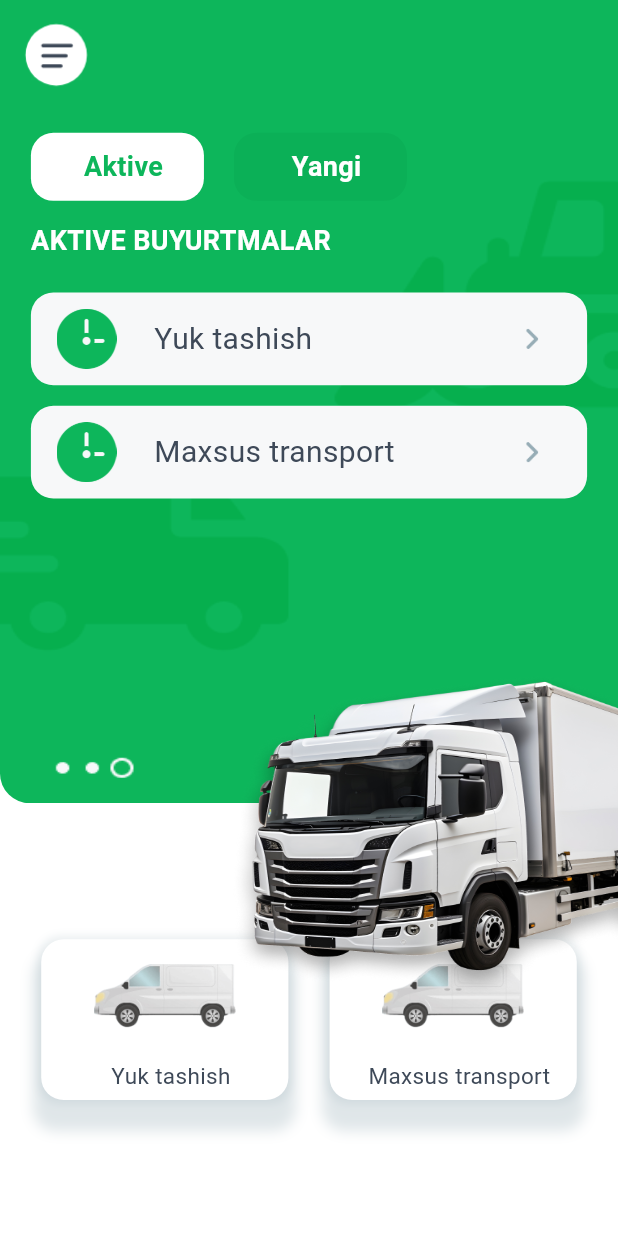
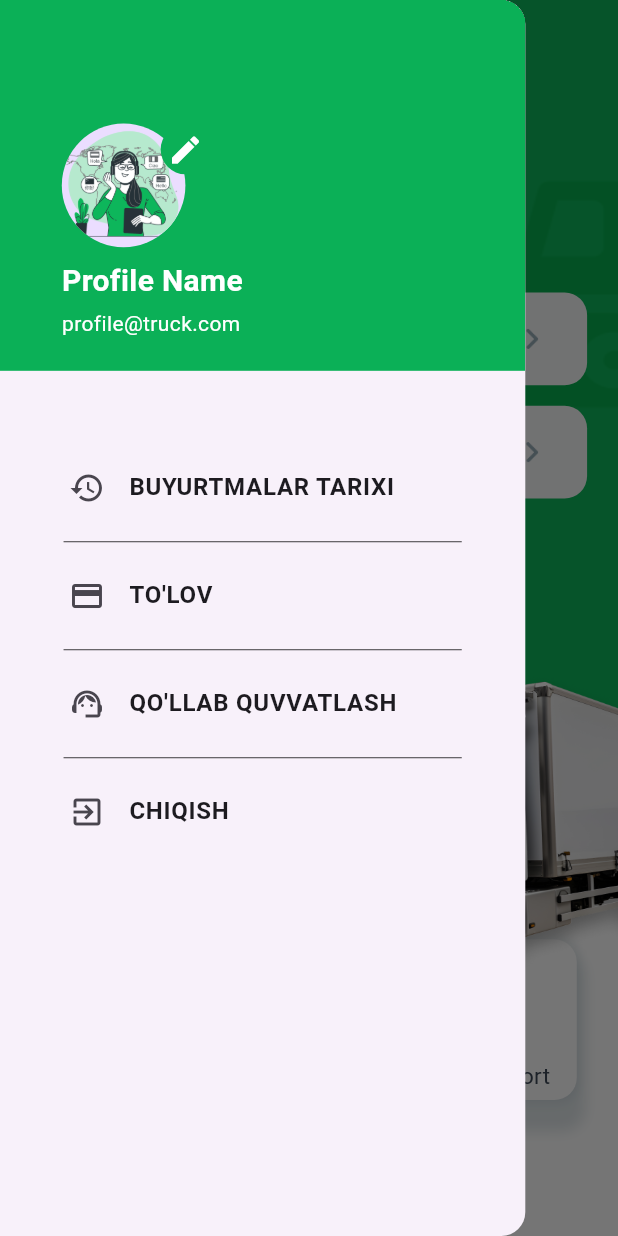
Before and after one commit to safar96/truckme, a Flutter app: the MainP screen opened directly, with the side drawer open (before the commit the screen has no drawer), on a phone screen of 412 x 824 dp. Run offline on Flutter 3.47's test engine with Material 2 defaults, Android fonts, the light colour scheme and no system bars; our stand-ins replace dropdown_button2, easy_localization, flutter_multi_formatter, flutter_svg_provider, jwt_decoder, shared_preferences and 2 more; accounts and stored records are empty.

Commit message:
1-commit

```diff
--- a/lib/main.dart
+++ b/lib/main.dart
@@ -46,7 +46,7 @@ class MyApp extends StatelessWidget {
         colorScheme: ColorScheme.fromSeed(seedColor: Colors.deepPurple),
         useMaterial3: true,
       ),
-      home: const DeliveryRequestP(),
+      home: const MainP(),
       routes: {
         // "/first": (BuildContext context) => const FirstPage(),
         "/login": (BuildContext context) => const LoginP(),
--- /dev/null
+++ b/lib/page/drawer/drawer_p.dart
@@ -0,0 +1,178 @@
+import 'package:flutter/material.dart';
+import 'package:truckme/core/app_data/constants.dart';
+import 'package:truckme/core/component/size_config.dart';
+
+class DrawerP extends StatefulWidget {
+  const DrawerP({super.key});
+
+  @override
+  State<DrawerP> createState() => _DrawerPState();
+}
+
+class _DrawerPState extends State<DrawerP> {
+  int _selectedIndex = 0;
+
+  void _onItemTapped(int index) {
+    setState(() {
+      _selectedIndex = index;
+    });
+  }
+
+  @override
+  Widget build(BuildContext context) {
+    return Drawer(
+      width: getConfigWidth(0.85),
+      child: ListView(
+        padding: EdgeInsets.zero,
+        children: [
+          Container(
+              height: getConfigHeight(0.3),
+              padding: EdgeInsets.fromLTRB(
+                getConfigWidth(0.1),
+                getConfigHeight(0.1),
+                getConfigWidth(0.1),
+                0,
+              ),
+              decoration: BoxDecoration(
+                color: Constants.secondaryColor,
+              ),
+              child: Stack(
+                children: [
+                  Column(
+                    crossAxisAlignment: CrossAxisAlignment.start,
+                    // mainAxisAlignment: MainAxisAlignment.spaceBetween,
+                    children: [
+                      CircleAvatar(
+                        radius: getConfigHeight(0.05),
+                        backgroundImage:
+                            const AssetImage("assets/images/language_logo.png"),
+                      ),
+                      const SizedBox(
+                        height: 8,
+                      ),
+                      const Text(
+                        'Profile Name',
+                        style: TextStyle(
+                          color: Colors.white,
+                          fontWeight: FontWeight.bold,
+                          fontSize: 20,
+                        ),
+                      ),
+                      const SizedBox(
+                        height: 4,
+                      ),
+                      const Text(
+                        'profile@truck.com',
+                        style: TextStyle(
+                          color: Colors.white,
+                          fontSize: 14,
+                        ),
+                      ),
+                    ],
+                  ),
+                  Positioned(
+                    top: getConfigHeight(0.001),
+                    left: getConfigWidth(0.16),
+                    child: InkWell(
+                      onTap: () {
+                        print('tapped edit');
+                      },
+                      child: CircleAvatar(
+                        backgroundColor: Constants.secondaryColor,
+                        radius: getConfigHeight(0.02),
+                        child: const Icon(Icons.edit, color: Colors.white),
+                      ),
+                    ),
+                  ),
+                ],
+              )),
+          Container(
+            padding: const EdgeInsets.symmetric(
+              horizontal: 30,
+              vertical: 50,
+            ),
+            child: Column(
+              crossAxisAlignment: CrossAxisAlignment.start,
+              children: [
+                ListTile(
+                  leading: const Icon(Icons.history),
+                  title: const Text(
+                    'BUYURTMALAR TARIXI',
+                    style: TextStyle(
+                      fontWeight: FontWeight.bold,
+                    ),
+                  ),
+                  // selected: _selectedIndex == 0,
+                  onTap: () {
+                    _onItemTapped(0);
+                    Navigator.pop(context);
+                  },
+                ),
+                Divider(
+                  color: Colors.black,
+                  indent: getConfigWidth(0.03),
+                  endIndent: getConfigWidth(0.03),
+                  thickness: 0.5,
+                ),
+                ListTile(
+                  leading: const Icon(Icons.credit_card_outlined),
+                  title: const Text(
+                    'TO\'LOV',
+                    style: TextStyle(
+                      fontWeight: FontWeight.bold,
+                    ),
+                  ),
+                  selected: _selectedIndex == 1,
+                  onTap: () {
+                    _onItemTapped(1);
+                    Navigator.pop(context);
+                  },
+                ),
+                Divider(
+                  color: Colors.black,
+                  indent: getConfigWidth(0.03),
+                  endIndent: getConfigWidth(0.03),
+                  thickness: 0.5,
+                ),
+                ListTile(
+                  leading: const Icon(Icons.support_agent),
+                  title: const Text(
+                    'QO\'LLAB QUVVATLASH',
+                    style: TextStyle(
+                      fontWeight: FontWeight.bold,
+                    ),
+                  ),
+                  selected: _selectedIndex == 2,
+                  onTap: () {
+                    _onItemTapped(2);
+                    Navigator.pop(context);
+                  },
+                ),
+                Divider(
+                  color: Colors.black,
+                  indent: getConfigWidth(0.03),
+                  endIndent: getConfigWidth(0.03),
+                  thickness: 0.5,
+                ),
+                ListTile(
+                  leading: const Icon(Icons.exit_to_app_outlined),
+                  title: const Text(
+                    'CHIQISH',
+                    style: TextStyle(
+                      fontWeight: FontWeight.bold,
+                    ),
+                  ),
+                  selected: _selectedIndex == 2,
+                  onTap: () {
+                    _onItemTapped(2);
+                    Navigator.pop(context);
+                  },
+                ),
+              ],
+            ),
+          )
+        ],
+      ),
+    );
+  }
+}
--- a/lib/page/main/main_p.dart
+++ b/lib/page/main/main_p.dart
@@ -1,6 +1,6 @@
 import 'package:flutter/material.dart';
 import 'package:truckme/core/app_data/constants.dart';
-import 'package:truckme/widget/component/custom_button.dart';
+import 'package:truckme/page/drawer/drawer_p.dart';
 import 'package:truckme/widget/component/direction_card.dart';
 import 'package:truckme/widget/component/out_button.dart';
 import 'package:truckme/widget/component/svg_button.dart';
@@ -16,12 +16,14 @@ class MainP extends StatefulWidget {
 }
 
 class _MainPState extends State<MainP> {
+  final GlobalKey<ScaffoldState> _scaffoldKey = GlobalKey<ScaffoldState>();
   int _selectedBtn = 1;
 
   @override
   Widget build(BuildContext context) {
     SizeConfig.init(context);
     return Scaffold(
+      key: _scaffoldKey,
       backgroundColor: Constants.backgroundColor,
       body: SizedBox(
         height: getConfigFullHeight(),
@@ -56,7 +58,10 @@ class _MainPState extends State<MainP> {
                           imageUrl: "assets/icons/drawer.svg",
                           height: 75,
                           width: 75,
-                          onTap: () {},
+                          onTap: () {
+                             print("drawer tapped");
+                            _scaffoldKey.currentState?.openDrawer();
+                          },
                         ),
                       ),
                       SizedBox(
@@ -182,6 +187,7 @@ class _MainPState extends State<MainP> {
           ],
         ),
       ),
+      drawer: const DrawerP(),
     );
   }
 }
```
Also changed, not shown: lib/page/drawer/payment_p.dart (added, +81 -0 lines), assets/images/humo.png (added).
